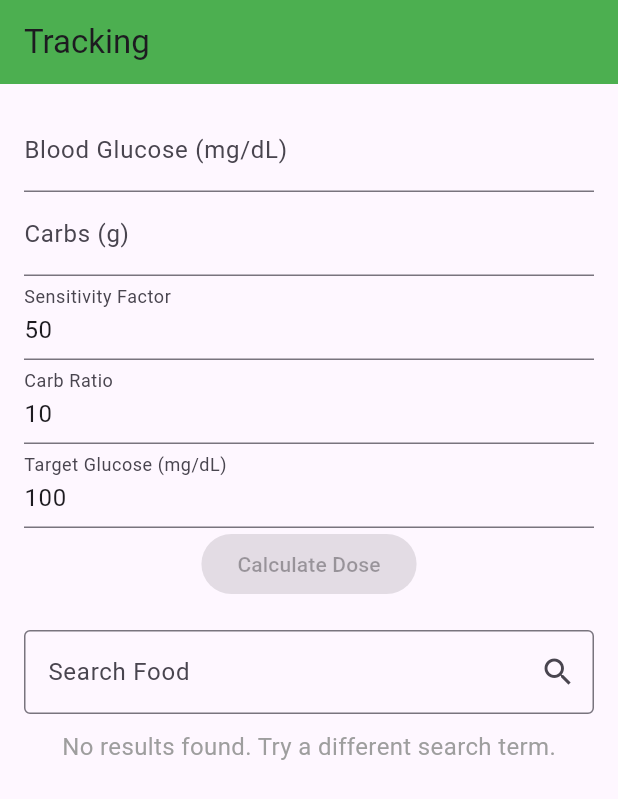
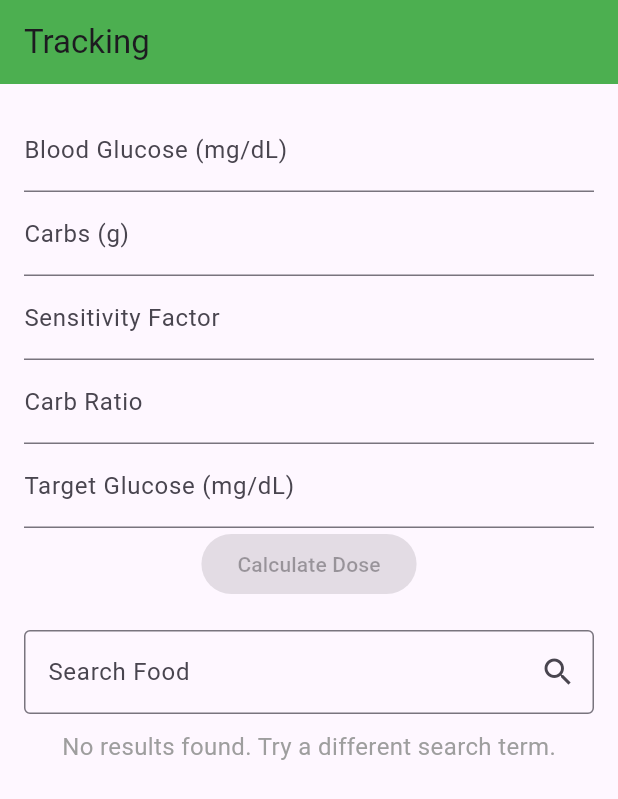
Before and after one commit to UNO-CSCI4830/GlucoGuide, a Flutter app: the FoodTrackerPage screen opened directly, on a phone screen of 412 x 824 dp. Shown: the top 799 px of the screen. Run offline on Flutter 3.47's test engine with Material 3 defaults, Android fonts, the phone set to English and light mode, and no system bars; our stand-ins replace cloud_firestore, firebase_auth, firebase_core, flutter_dotenv; accounts and stored records are empty.

Commit message:
forgot to change the display when updating default values for dose calculator

```diff
--- a/glucoguide/lib/insulin_calculator/insulin_calculator.dart
+++ b/glucoguide/lib/insulin_calculator/insulin_calculator.dart
@@ -13,11 +13,9 @@ class _InsulinDoseCalculatorState extends State<InsulinDoseCalculator> {
   final TextEditingController glucoseController = TextEditingController();
   final TextEditingController carbsController = TextEditingController();
   final TextEditingController sensitivityFactorController =
-      TextEditingController(text: '50');
-  final TextEditingController carbRatioController =
-      TextEditingController(text: '10');
-  final TextEditingController targetGlucoseController =
-      TextEditingController(text: '100');
+      TextEditingController();
+  final TextEditingController carbRatioController = TextEditingController();
+  final TextEditingController targetGlucoseController = TextEditingController();
 
   double insulinDose = 0.0;
   bool canCalculateDose = false;
```
